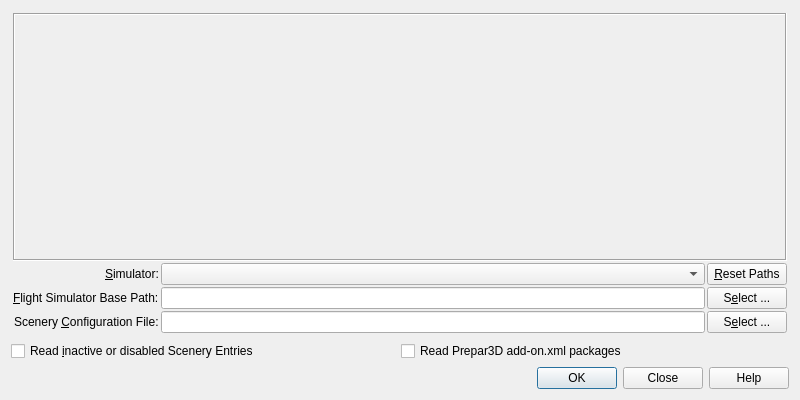
The window that src/db/databasedialog.ui (albar965/littlenavmap) describes before a commit, drawn with Qt 5.
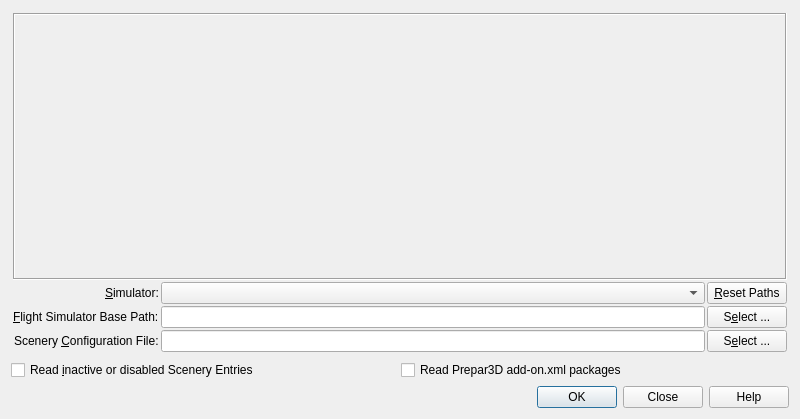
The same window after the commit.

What changed in the file:
```diff
--- a/src/db/databasedialog.ui
+++ b/src/db/databasedialog.ui
@@ -7,7 +7,7 @@
     <x>0</x>
     <y>0</y>
     <width>800</width>
-    <height>400</height>
+    <height>419</height>
    </rect>
   </property>
   <property name="windowTitle">
```
